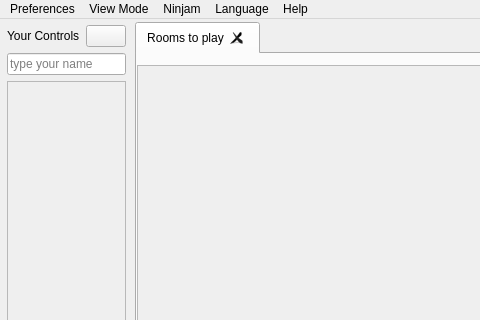
Old version of the form src/Common/gui/MainWindow.ui in the repository elieserdejesus/JamTaba; both pictures show x 0 to 480 and y 0 to 320 of the 1160 by 443 pixel window.
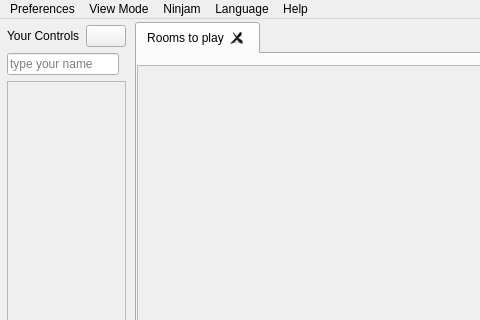
New version of the form. Icons and pictures are not drawn. Custom widgets are drawn as their Qt base class.

Commit message: Finishing the user name input field changes

The edit to the form file:
```diff
--- a/src/Common/gui/MainWindow.ui
+++ b/src/Common/gui/MainWindow.ui
@@ -373,6 +373,24 @@
         </layout>
        </item>
        <item>
+        <widget class="QWidget" name="userNamePanel" native="true">
+         <layout class="QHBoxLayout" name="horizontalLayout">
+          <property name="spacing">
+           <number>0</number>
+          </property>
+          <property name="leftMargin">
+           <number>0</number>
+          </property>
+          <property name="topMargin">
+           <number>0</number>
+          </property>
+          <property name="rightMargin">
+           <number>0</number>
+          </property>
+          <property name="bottomMargin">
+           <number>0</number>
+          </property>
+          <item>
         <widget class="UserNameLineEdit" name="userNameLineEdit">
          <property name="sizePolicy">
           <sizepolicy hsizetype="Preferred" vsizetype="Preferred">
@@ -386,6 +404,19 @@
          <property name="placeholderText">
           <string>type your name</string>
          </property>
+           </widget>
+          </item>
+          <item>
+           <widget class="QLabel" name="labelUserNameIcon">
+            <property name="text">
+             <string notr="true"/>
+            </property>
+            <property name="pixmap">
+             <pixmap resource="../../resources/jamtaba.qrc">:/images/pencil.png</pixmap>
+            </property>
+           </widget>
+          </item>
+         </layout>
         </widget>
        </item>
        <item>
```
Left out of the diff: 2 changed lines with no effect on the pictures. Lines whose indentation alone changed are shown as unchanged. The commit also changes 3 other files.
